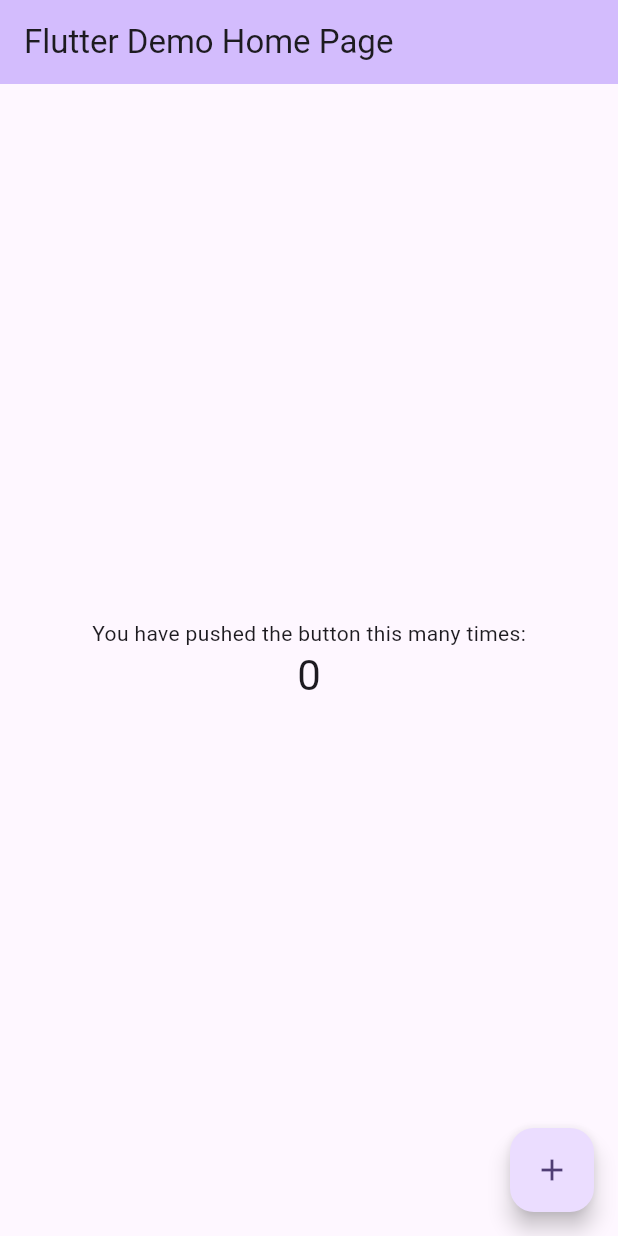
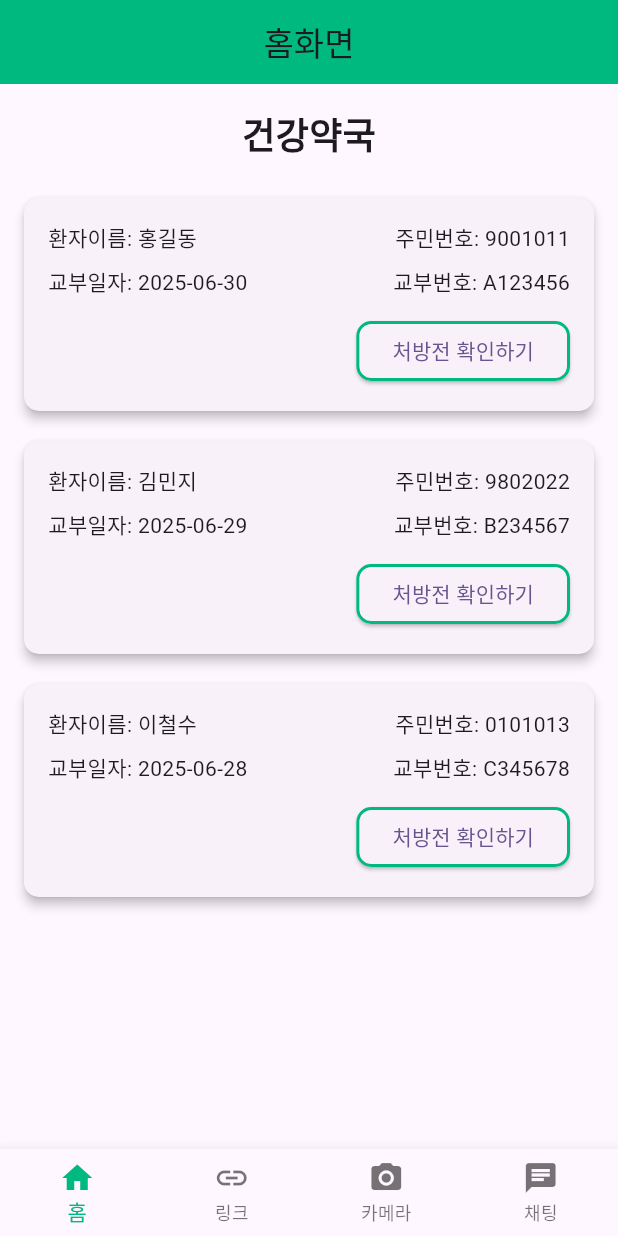
Before and after one commit to seohyun020633/QRyakee, a Flutter app: the screen it shows after launch, on a phone screen of 412 x 824 dp. Run offline on Flutter 3.47's test engine with Material 3 defaults, Android fonts, the phone set to English and light mode, and no system bars.

Commit message:
약국 메인 커밋

```diff
--- a/flutter_application/lib/main.dart
+++ b/flutter_application/lib/main.dart
@@ -1,4 +1,6 @@
 import 'package:flutter/material.dart';
+import 'package:flutter_application/pharmacy_bottom_nav.dart';
+import 'package:flutter_application/user_bottom_nav.dart';
 
 void main() {
   runApp(const MyApp());
@@ -12,6 +14,7 @@
   Widget build(BuildContext context) {
     return MaterialApp(
       title: 'Flutter Demo',
+      home:PharmacyBottomNav(),
       theme: ThemeData(
         // This is the theme of your application.
         //
@@ -30,7 +33,7 @@
         // tested with just a hot reload.
         colorScheme: ColorScheme.fromSeed(seedColor: Colors.deepPurple),
       ),
-      home: const MyHomePage(title: 'Flutter Demo Home Page'),
+      //home: const MyHomePage(title: 'Flutter Demo Home Page'),
     );
   }
 }
--- /dev/null
+++ b/flutter_application/lib/pharmacy_bottom_nav.dart
@@ -0,0 +1,58 @@
+import 'package:flutter/material.dart';
+import 'package:flutter_application/constant/colors.dart';
+import 'package:flutter_application/pharmacy_home.dart';
+
+//약국 하단바
+class PharmacyBottomNav extends StatefulWidget {
+  @override
+  State<PharmacyBottomNav> createState() => _BottomNavState();
+}
+
+class _BottomNavState extends State<PharmacyBottomNav> {
+  int _selectedIndex = 0;
+
+  //화면이동
+  static final List<Widget> _pages = [
+    PharmacyHome(),
+    Center(child: Text('')),
+    Center(child: Text('카메라 화면')),
+    Center(child: Text('채팅 화면')),
+  ];
+
+  void _onItemTapped(int index) {
+    setState(() {
+      _selectedIndex = index;
+    });
+  }
+
+  @override
+  Widget build(BuildContext context) {
+    return Scaffold(
+      body: _pages[_selectedIndex],
+      bottomNavigationBar: BottomNavigationBar(
+        type: BottomNavigationBarType.fixed,
+        currentIndex: _selectedIndex,
+        selectedItemColor: AppColors.primary,
+        onTap: _onItemTapped,
+        items: const [
+          BottomNavigationBarItem(
+            icon: Icon(Icons.home),
+            label: '홈',
+          ),
+          BottomNavigationBarItem(
+            icon: Icon(Icons.link),
+            label: '링크',
+          ),
+          BottomNavigationBarItem(
+            icon: Icon(Icons.camera_alt),
+            label: '카메라',
+          ),
+          BottomNavigationBarItem(
+            icon: Icon(Icons.chat),
+            label: '채팅',
+          ),
+        ],
+      ),
+    );
+  }
+}
--- /dev/null
+++ b/flutter_application/lib/pharmacy_home.dart
@@ -0,0 +1,105 @@
+// lib/pharmacy_home.dart
+import 'package:flutter/material.dart';
+import 'package:flutter_application/constant/colors.dart';
+
+class PharmacyHome extends StatelessWidget {
+  final List<Map<String, String>> prescriptions = [
+    {
+      "patientName": "홍길동",
+      "rrn": "9001011",
+      "date": "2025-06-30",
+      "number": "A123456"
+    },
+    {
+      "patientName": "김민지",
+      "rrn": "9802022",
+      "date": "2025-06-29",
+      "number": "B234567"
+    },
+    {
+      "patientName": "이철수",
+      "rrn": "0101013",
+      "date": "2025-06-28",
+      "number": "C345678"
+    },
+  ];
+
+  @override
+  Widget build(BuildContext context) {
+    return Scaffold(
+      appBar: AppBar(
+        title: const Text("홈화면"),
+        centerTitle: true,
+        backgroundColor: AppColors.primary,
+      ),
+      body: Padding(
+        padding: const EdgeInsets.all(16),
+        child: Column(
+          crossAxisAlignment: CrossAxisAlignment.center,
+          children: [
+            const Text(
+              '건강약국',
+              style: TextStyle(fontSize: 24, fontWeight: FontWeight.bold),
+            ),
+            const SizedBox(height: 16),
+            Expanded(
+              child: ListView.builder(
+                itemCount: prescriptions.length,
+                itemBuilder: (context, index) {
+                  final item = prescriptions[index];
+                  return Card(
+                    margin: const EdgeInsets.symmetric(vertical: 10),
+                    shape: RoundedRectangleBorder(
+                      borderRadius: BorderRadius.circular(10),
+                    ),
+                    elevation: 3,
+                    child: Padding(
+                      padding: const EdgeInsets.all(16),
+                      child: Column(
+                        crossAxisAlignment: CrossAxisAlignment.start,
+                        children: [
+                          Row(
+                            children: [
+                              Expanded(child: Text('환자이름: ${item["patientName"]}')),
+                              Text('주민번호: ${item["rrn"]}'),
+                            ],
+                          ),
+                          const SizedBox(height: 8),
+                          Row(
+                            children: [
+                              Expanded(child: Text('교부일자: ${item["date"]}')),
+                              Text('교부번호: ${item["number"]}'),
+                            ],
+                          ),
+                          const SizedBox(height: 12),
+                          Align(
+                            alignment: Alignment.centerRight,
+                            child: ElevatedButton(
+                              onPressed: () {
+                                // TODO: 처방전 확인 로직
+                              },
+                              style: ElevatedButton.styleFrom(
+                                shape: RoundedRectangleBorder(
+                                  borderRadius: BorderRadius.circular(10),
+                                  side: const BorderSide(
+                                    color: AppColors.primary,
+                                    width: 2,
+                                  ),
+                                ),
+                              ),
+                              child: const Text('처방전 확인하기'),
+                            ),
+                          ),
+                        ],
+                      ),
+                    ),
+                  );
+                },
+              ),
+            ),
+          ],
+        ),
+      ),
+    );
+  }
+}
--- /dev/null
+++ b/flutter_application/lib/user_bottom_nav.dart
@@ -0,0 +1,56 @@
+import 'package:flutter/material.dart';
+import 'package:flutter_application/constant/colors.dart';
+
+//일반 사용자 하단바
+class UserBottomNav extends StatefulWidget {
+  @override
+  State<UserBottomNav> createState() => _UserBottomNavState();
+}
+
+class _UserBottomNavState extends State<UserBottomNav> {
+  int _selectedIndex = 0;
+
+  static final List<Widget> _pages = [
+    Center(child: Text('홈 화면')),
+    Center(child: Text('지도 화면')),
+    Center(child: Text('이력 화면')),
+    Center(child: Text('마이페이지 화면')),
+  ];
+
+  void _onItemTapped(int index) {
+    setState(() {
+      _selectedIndex = index;
+    });
+  }
+
+  @override
+  Widget build(BuildContext context) {
+    return Scaffold(
+      body: _pages[_selectedIndex],
+      bottomNavigationBar: BottomNavigationBar(
+        type: BottomNavigationBarType.fixed,
+        currentIndex: _selectedIndex,
+        onTap: _onItemTapped,
+        selectedItemColor: AppColors.primary, //선택 시 색깔
+        items: const [
+          BottomNavigationBarItem(
+            icon: Icon(Icons.home),
+            label: '홈',
+          ),
+          BottomNavigationBarItem(
+            icon: Icon(Icons.map),
+            label: '지도',
+          ),
+          BottomNavigationBarItem(
+            icon: Icon(Icons.description),
+            label: '이력',
+          ),
+          BottomNavigationBarItem(
+            icon: Icon(Icons.person),
+            label: '마이페이지',
+          ),
+        ],
+      ),
+    );
+  }
+}
--- a/flutter_application/pubspec.yaml
+++ b/flutter_application/pubspec.yaml
@@ -30,6 +30,7 @@ environment:
 dependencies:
   flutter:
     sdk: flutter
+  url_launcher: ^6.2.5
 
   # The following adds the Cupertino Icons font to your application.
   # Use with the CupertinoIcons class for iOS style icons.
```
Also changed, not shown: flutter_application/pubspec.lock, 6 other files.
